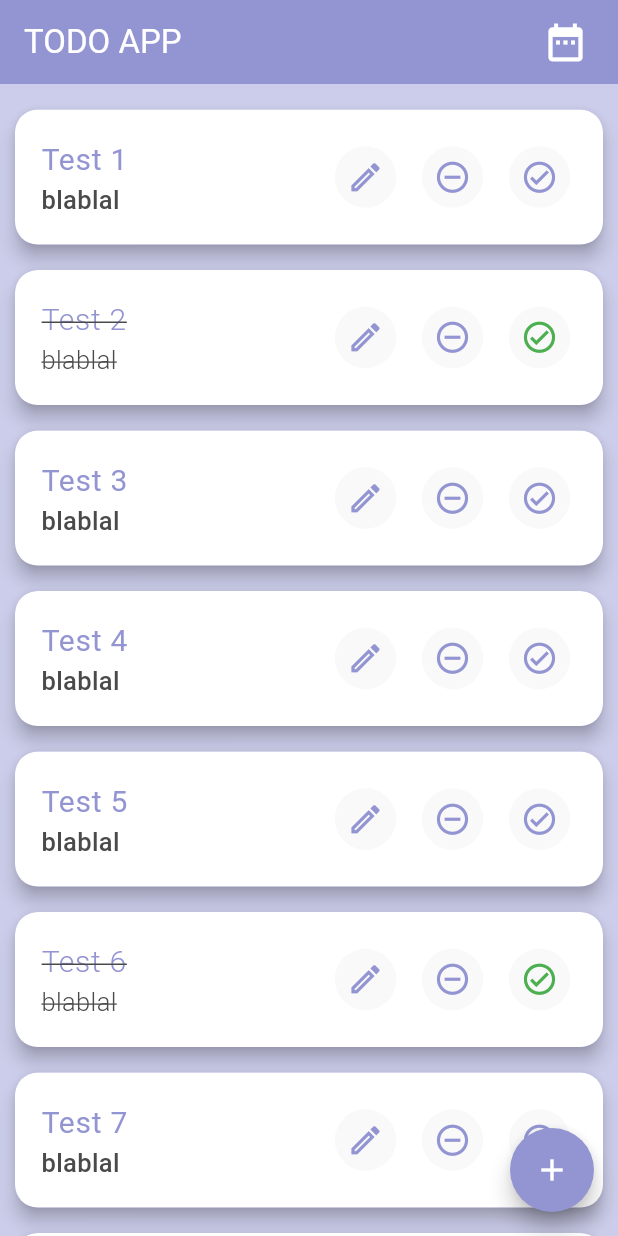
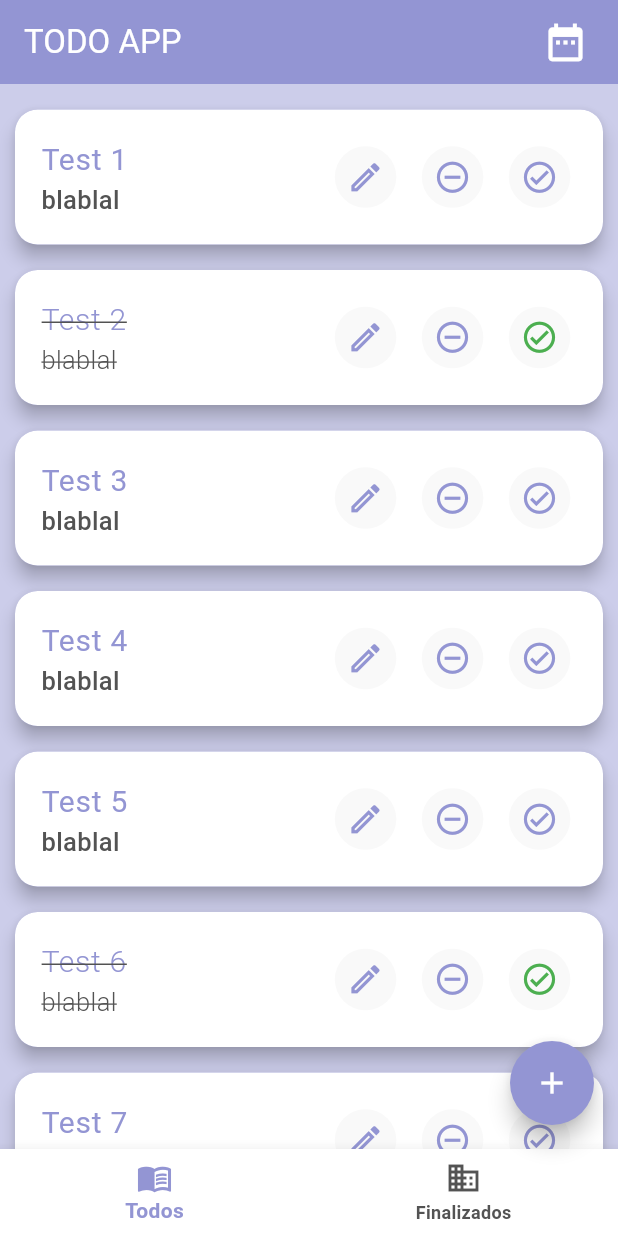
Before and after one commit to gabrielnavas/todo_flutter_app, a Flutter app: the screen it shows after launch, on a phone screen of 412 x 824 dp. Run offline on Flutter 3.47's test engine with Material 3 defaults, Android fonts, the phone set to English and light mode, and no system bars.

Commit message:
filter items completed

```diff
--- a/lib/main.dart
+++ b/lib/main.dart
@@ -15,7 +15,7 @@ class MyApp extends StatelessWidget {
   Widget build(BuildContext context) {
     const colorScheme = ColorScheme(
       brightness: Brightness.dark,
-      primary: Color.fromARGB(255, 74, 74, 74),
+      primary: Color.fromARGB(255, 83, 83, 83),
       onPrimary: Color.fromARGB(255, 255, 255, 255),
       onSecondary: Color.fromARGB(255, 147, 149, 211),
       secondary: Color.fromARGB(120, 147, 149, 211),
--- a/lib/providers/todo_list_provider.dart
+++ b/lib/providers/todo_list_provider.dart
@@ -3,10 +3,18 @@ import 'package:todo_app/data/todo_list_data.dart';
 import 'package:todo_app/models/todo.dart';
 
 class TodoListProvider with ChangeNotifier {
-  final List<Todo> _items = [...TodoListData.data];
+  List<Todo> _items = [];
 
   int get itemsCount => _items.length;
   List<Todo> get items => [..._items];
+
+  void filterCompletedItems() {
+    _items = TodoListData.data.where((item) => item.completed).toList();
+  }
+
+  void allItems() {
+    _items = [...TodoListData.data];
+  }
 
   void add(Todo todo) {
     _items.insert(0, todo);
--- a/lib/screens/todo_list_screen.dart
+++ b/lib/screens/todo_list_screen.dart
@@ -5,12 +5,51 @@ import 'package:todo_app/providers/todo_list_provider.dart';
 import 'package:todo_app/routes.dart';
 import 'package:todo_app/widgets/todo_item.dart';
 
-class TodoListScreen extends StatelessWidget {
+enum MenuBottomSelection { all, completed }
+
+class TodoListScreen extends StatefulWidget {
   const TodoListScreen({super.key});
+
+  static const TextStyle optionStyle =
+      TextStyle(fontSize: 30, fontWeight: FontWeight.bold);
+  static const List<Widget> _widgetOptions = <Widget>[
+    Text(
+      'Index 0: Home',
+      style: optionStyle,
+    ),
+    Text(
+      'Index 1: Business',
+      style: optionStyle,
+    ),
+    Text(
+      'Index 2: School',
+      style: optionStyle,
+    ),
+  ];
+
+  @override
+  State<TodoListScreen> createState() => _TodoListScreenState();
+}
+
+class _TodoListScreenState extends State<TodoListScreen> {
+  MenuBottomSelection menuBottomIndex = MenuBottomSelection.all;
+
+  void _onItemTapped(MenuBottomSelection menuBottomSelection) {
+    setState(() {
+      menuBottomIndex = menuBottomSelection;
+    });
+  }
 
   @override
   Widget build(BuildContext context) {
     final TodoListProvider todoList = Provider.of<TodoListProvider>(context);
+
+    if (menuBottomIndex == MenuBottomSelection.completed) {
+      todoList.filterCompletedItems();
+    } else {
+      todoList.allItems();
+    }
+
     final List<Todo> items = todoList.items;
 
     return Scaffold(
@@ -27,6 +66,23 @@ class TodoListScreen extends StatelessWidget {
           Icons.add,
           color: Theme.of(context).colorScheme.onPrimary,
         ),
+      ),
+      bottomNavigationBar: BottomNavigationBar(
+        items: const [
+          BottomNavigationBarItem(
+            icon: Icon(Icons.menu_book),
+            label: 'Todos',
+          ),
+          BottomNavigationBarItem(
+            icon: Icon(Icons.business),
+            label: 'Finalizados',
+          ),
+        ],
+        currentIndex: menuBottomIndex.index,
+        selectedItemColor: Theme.of(context).colorScheme.surface,
+        unselectedItemColor: Theme.of(context).colorScheme.primary,
+        backgroundColor: Theme.of(context).colorScheme.onPrimary,
+        onTap: (index) => _onItemTapped(MenuBottomSelection.values[index]),
       ),
       appBar: AppBar(
         title: const Text('TODO APP'),
```
